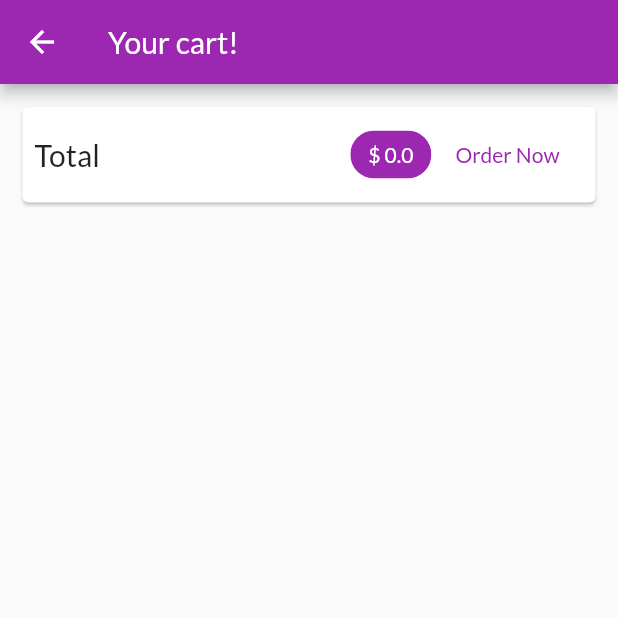
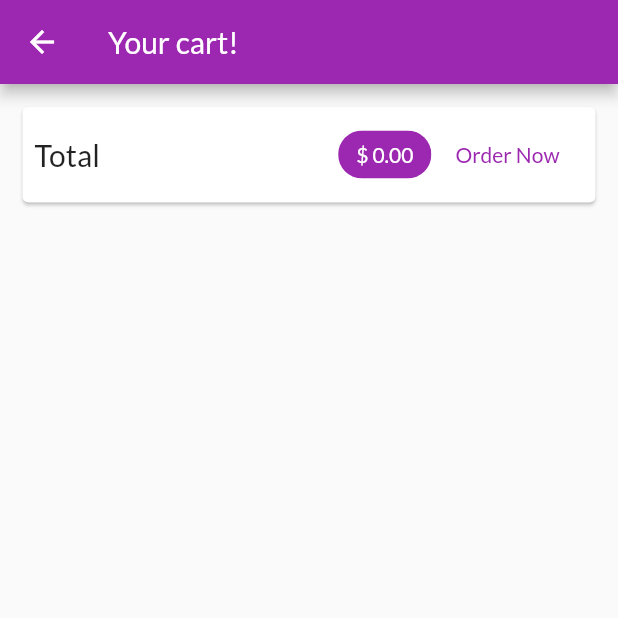
Before and after one commit to ggarber42/max-flutter-shop-app, a Flutter app: the CartScreen screen opened by its route, on a phone screen of 412 x 824 dp, the top half of it. Run offline on Flutter 3.47's test engine with Material 2 defaults, Android fonts, the phone set to English and light mode, and no system bars; network calls fail.

Commit message:
fix: added fixed round

```diff
--- a/lib/screens/cart.dart
+++ b/lib/screens/cart.dart
@@ -31,7 +31,7 @@ class CartScreen extends StatelessWidget {
                     Spacer(),
                     Chip(
                       label: Text(
-                        '\$ ${cartData.totalAmount}',
+                        '\$ ${cartData.totalAmount.toStringAsFixed(2)}',
                         style: TextStyle(
                             color: Theme.of(context)
                                 .primaryTextTheme
```
